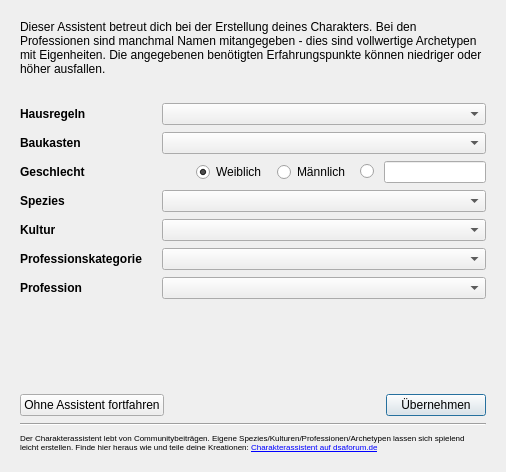
Old version of the form designer/Wizard.ui in the repository Aeolitus/Sephrasto.
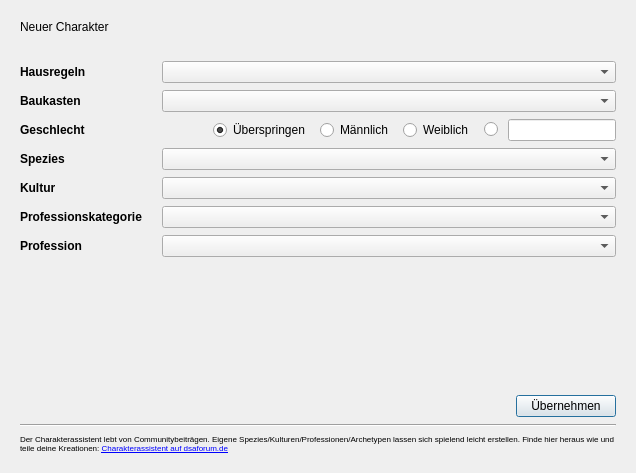
New version of the form.

Commit message: - cleaned up and decoupled char merger from char wizard - cleaned up and decoupled char wizard from char editor - char wizard popup window now hides "Baukasten" if there is only one - removed char wizard popup window info text and added relevant info as tooltip; replaced it by a proper heading - closing char wizard popup via 'X' will return you to the main window instead of opening the char editor

What changed in the file:
```diff
--- a/designer/Wizard.ui
+++ b/designer/Wizard.ui
@@ -9,8 +9,8 @@
    <rect>
     <x>0</x>
     <y>0</y>
-    <width>506</width>
-    <height>472</height>
+    <width>636</width>
+    <height>473</height>
    </rect>
   </property>
   <property name="sizePolicy">
@@ -41,15 +41,131 @@
    <property name="verticalSpacing">
     <number>7</number>
    </property>
-   <item row="15" column="0" colspan="2">
+   <item row="2" column="0">
+    <spacer name="verticalSpacer_2">
+     <property name="orientation">
+      <enum>Qt::Vertical</enum>
+     </property>
+     <property name="sizeType">
+      <enum>QSizePolicy::Fixed</enum>
+     </property>
+     <property name="sizeHint" stdset="0">
+      <size>
+       <width>20</width>
+       <height>20</height>
+      </size>
+     </property>
+    </spacer>
+   </item>
+   <item row="3" column="0">
+    <widget class="QLabel" name="label_3">
+     <property name="font">
+      <font>
+       <weight>75</weight>
+       <bold>true</bold>
+      </font>
+     </property>
+     <property name="text">
+      <string>Hausregeln</string>
+     </property>
+     <property name="class" stdset="0">
+      <string>h4</string>
+     </property>
+    </widget>
+   </item>
+   <item row="7" column="0">
+    <widget class="QLabel" name="lblKultur">
+     <property name="font">
+      <font>
+       <weight>75</weight>
+       <bold>true</bold>
+      </font>
+     </property>
+     <property name="text">
+      <string>Kultur</string>
+     </property>
+     <property name="class" stdset="0">
+      <string>h4</string>
+     </property>
+    </widget>
+   </item>
+   <item row="9" column="1">
+    <widget class="QComboBox" name="cbProfession">
+     <property name="toolTip">
+      <string>&lt;html&gt;&lt;head/&gt;&lt;body&gt;&lt;p&gt;Hier sind manchmal Namen mitangegeben - dies sind vollwertige Archetypen mit Eigenheiten.&lt;/p&gt;&lt;/body&gt;&lt;/html&gt;</string>
+     </property>
+    </widget>
+   </item>
+   <item row="1" column="0">
+    <widget class="QLabel" name="label_4">
+     <property name="text">
+      <string>Neuer Charakter</string>
+     </property>
+     <property name="class" stdset="0">
+      <string>h2</string>
+     </property>
+    </widget>
+   </item>
+   <item row="9" column="0">
+    <widget class="QLabel" name="lblProfession">
+     <property name="font">
+      <font>
+       <weight>75</weight>
+       <bold>true</bold>
+      </font>
+     </property>
+     <property name="text">
+      <string>Profession</string>
+     </property>
+     <property name="class" stdset="0">
+      <string>h4</string>
+     </property>
+    </widget>
+   </item>
+   <item row="8" column="0">
+    <widget class="QLabel" name="lblProfessionKategorie">
+     <property name="font">
+      <font>
+       <weight>75</weight>
+       <bold>true</bold>
+      </font>
+     </property>
+     <property name="text">
+      <string>Professionskategorie</string>
+     </property>
+     <property name="class" stdset="0">
+      <string>h4</string>
+     </property>
+    </widget>
+   </item>
+   <item row="6" column="0">
+    <widget class="QLabel" name="lblSpezies">
+     <property name="font">
+      <font>
+       <weight>75</weight>
+       <bold>true</bold>
+      </font>
+     </property>
+     <property name="text">
+      <string>Spezies</string>
+     </property>
+     <property name="class" stdset="0">
+      <string>h4</string>
+     </property>
+    </widget>
+   </item>
+   <item row="3" column="1">
+    <widget class="QComboBox" name="cbRegeln"/>
+   </item>
+   <item row="17" column="0" colspan="2">
+    <widget class="Line" name="line">
+     <property name="orientation">
+      <enum>Qt::Horizontal</enum>
+     </property>
+    </widget>
+   </item>
+   <item row="16" column="0" colspan="2">
     <layout class="QHBoxLayout" name="horizontalLayout_3">
-     <item>
-      <widget class="QPushButton" name="btnCancel">
-       <property name="text">
-        <string>Ohne Assistent fortfahren</string>
-       </property>
-      </widget>
-     </item>
      <item>
       <spacer name="horizontalSpacer_2">
        <property name="orientation">
@@ -90,17 +206,42 @@
      </item>
     </layout>
    </item>
-   <item row="3" column="1">
-    <widget class="QComboBox" name="cbBaukasten">
-     <property name="minimumSize">
+   <item row="12" column="0">
+    <spacer name="verticalSpacer">
+     <property name="orientation">
+      <enum>Qt::Vertical</enum>
+     </property>
+     <property name="sizeHint" stdset="0">
       <size>
-       <width>300</width>
-       <height>0</height>
+       <width>20</width>
+       <height>40</height>
       </size>
      </property>
+    </spacer>
+   </item>
+   <item row="4" column="0">
+    <widget class="QLabel" name="lblRegeln">
+     <property name="sizePolicy">
+      <sizepolicy hsizetype="Preferred" vsizetype="Preferred">
+       <horstretch>0</horstretch>
+       <verstretch>0</verstretch>
+      </sizepolicy>
+     </property>
+     <property name="font">
+      <font>
+       <weight>75</weight>
+       <bold>true</bold>
+      </font>
+     </property>
+     <property name="text">
+      <string>Baukasten</string>
+     </property>
+     <property name="class" stdset="0">
+      <string>h4</string>
+     </property>
     </widget>
    </item>
-   <item row="17" column="0" colspan="2">
+   <item row="18" column="0" colspan="2">
     <widget class="QLabel" name="label">
      <property name="minimumSize">
       <size>
@@ -133,30 +274,10 @@
      </property>
     </widget>
    </item>
-   <item row="6" column="1">
-    <widget class="QComboBox" name="cbKultur"/>
+   <item row="8" column="1">
+    <widget class="QComboBox" name="cbProfessionKategorie"/>
    </item>
-   <item row="0" column="0" colspan="2">
-    <layout class="QVBoxLayout" name="verticalLayout_2">
-     <item>
-      <widget class="QLabel" name="label_2">
-       <property name="text">
-        <string>Dieser Assistent betreut dich bei der Erstellung deines Charakters. Bei den Professionen sind manchmal Namen mitangegeben - dies sind vollwertige Archetypen mit Eigenheiten. Die angegebenen benötigten Erfahrungspunkte können niedriger oder höher ausfallen.</string>
-       </property>
-       <property name="wordWrap">
-        <bool>true</bool>
-       </property>
-       <property name="margin">
-        <number>0</number>
-       </property>
-       <property name="class" stdset="0">
-        <string>panel</string>
-       </property>
-      </widget>
-     </item>
-    </layout>
-   </item>
-   <item row="4" column="0">
+   <item row="5" column="0">
     <widget class="QLabel" name="lblGeschlecht">
      <property name="font">
       <font>
@@ -172,61 +293,27 @@
      </property>
     </widget>
    </item>
-   <item row="3" column="0">
-    <widget class="QLabel" name="lblRegeln">
-     <property name="sizePolicy">
-      <sizepolicy hsizetype="Preferred" vsizetype="Preferred">
-       <horstretch>0</horstretch>
-       <verstretch>0</verstretch>
-      </sizepolicy>
-     </property>
-     <property name="font">
-      <font>
-       <weight>75</weight>
-       <bold>true</bold>
-      </font>
-     </property>
-     <property name="text">
-      <string>Baukasten</string>
-     </property>
-     <property name="class" stdset="0">
-      <string>h4</string>
-     </property>
-    </widget>
-   </item>
-   <item row="8" column="0">
-    <widget class="QLabel" name="lblProfession">
-     <property name="font">
-      <font>
-       <weight>75</weight>
-       <bold>true</bold>
-      </font>
-     </property>
-     <property name="text">
-      <string>Profession</string>
-     </property>
-     <property name="class" stdset="0">
-      <string>h4</string>
-     </property>
-    </widget>
-   </item>
-   <item row="7" column="0">
-    <widget class="QLabel" name="lblProfessionKategorie">
-     <property name="font">
-      <font>
-       <weight>75</weight>
-       <bold>true</bold>
-      </font>
-     </property>
-     <property name="text">
-      <string>Professionskategorie</string>
-     </property>
-     <property name="class" stdset="0">
-      <string>h4</string>
+   <item row="6" column="1">
+    <widget class="QComboBox" name="cbSpezies">
+     <property name="minimumSize">
+      <size>
+       <width>300</width>
+       <height>0</height>
+      </size>
      </property>
     </widget>
    </item>
    <item row="4" column="1">
+    <widget class="QComboBox" name="cbBaukasten">
+     <property name="minimumSize">
+      <size>
+       <width>300</width>
+       <height>0</height>
+      </size>
+     </property>
+    </widget>
+   </item>
+   <item row="5" column="1">
     <layout class="QHBoxLayout" name="horizontalLayout">
      <property name="spacing">
       <number>10</number>
@@ -245,9 +332,9 @@
       </spacer>
      </item>
      <item>
-      <widget class="QRadioButton" name="btnWeiblich">
+      <widget class="QRadioButton" name="btnSkip">
        <property name="text">
-        <string>Weiblich</string>
+        <string>Überspringen</string>
        </property>
        <property name="checked">
         <bool>true</bool>
@@ -261,6 +348,16 @@
        </property>
       </widget>
      </item>
+     <item>
+      <widget class="QRadioButton" name="btnWeiblich">
+       <property name="text">
+        <string>Weiblich</string>
+       </property>
+       <property name="checked">
+        <bool>false</bool>
+       </property>
+      </widget>
+     </item>
      <item>
       <widget class="QRadioButton" name="btnDivers">
        <property name="text">
@@ -273,108 +370,8 @@
      </item>
     </layout>
    </item>
-   <item row="5" column="0">
-    <widget class="QLabel" name="lblSpezies">
-     <property name="font">
-      <font>
-       <weight>75</weight>
-       <bold>true</bold>
-      </font>
-     </property>
-     <property name="text">
-      <string>Spezies</string>
-     </property>
-     <property name="class" stdset="0">
-      <string>h4</string>
-     </property>
-    </widget>
-   </item>
-   <item row="5" column="1">
-    <widget class="QComboBox" name="cbSpezies">
-     <property name="minimumSize">
-      <size>
-       <width>300</width>
-       <height>0</height>
-      </size>
-     </property>
-    </widget>
-   </item>
-   <item row="1" column="0">
-    <spacer name="verticalSpacer_2">
-     <property name="orientation">
-      <enum>Qt::Vertical</enum>
-     </property>
-     <property name="sizeType">
-      <enum>QSizePolicy::Fixed</enum>
-     </property>
-     <property name="sizeHint" stdset="0">
-      <size>
-       <width>20</width>
-       <height>20</height>
-      </size>
-     </property>
-    </spacer>
-   </item>
-   <item row="16" column="0" colspan="2">
-    <widget class="Line" name="line">
-     <property name="orientation">
-      <enum>Qt::Horizontal</enum>
-     </property>
-    </widget>
-   </item>
-   <item row="11" column="0">
-    <spacer name="verticalSpacer">
-     <property name="orientation">
-      <enum>Qt::Vertical</enum>
-     </property>
-     <property name="sizeHint" stdset="0">
-      <size>
-       <width>20</width>
-       <height>40</height>
-      </size>
-     </property>
-    </spacer>
-   </item>
-   <item row="6" column="0">
-    <widget class="QLabel" name="lblKultur">
-     <property name="font">
-      <font>
-       <weight>75</weight>
-       <bold>true</bold>
-      </font>
-     </property>
-     <property name="text">
-      <string>Kultur</string>
-     </property>
-     <property name="class" stdset="0">
-      <string>h4</string>
-     </property>
-    </widget>
-   </item>
    <item row="7" column="1">
-    <widget class="QComboBox" name="cbProfessionKategorie"/>
-   </item>
-   <item row="8" column="1">
-    <widget class="QComboBox" name="cbProfession"/>
-   </item>
-   <item row="2" column="0">
-    <widget class="QLabel" name="label_3">
-     <property name="font">
-      <font>
-       <weight>75</weight>
-       <bold>true</bold>
-      </font>
-     </property>
-     <property name="text">
-      <string>Hausregeln</string>
-     </property>
-     <property name="class" stdset="0">
-      <string>h4</string>
-     </property>
-    </widget>
-   </item>
-   <item row="2" column="1">
-    <widget class="QComboBox" name="cbRegeln"/>
+    <widget class="QComboBox" name="cbKultur"/>
    </item>
   </layout>
  </widget>
```
Left out of the diff: 2 changed lines with no effect on the pictures. The commit also changes 5 other files.
